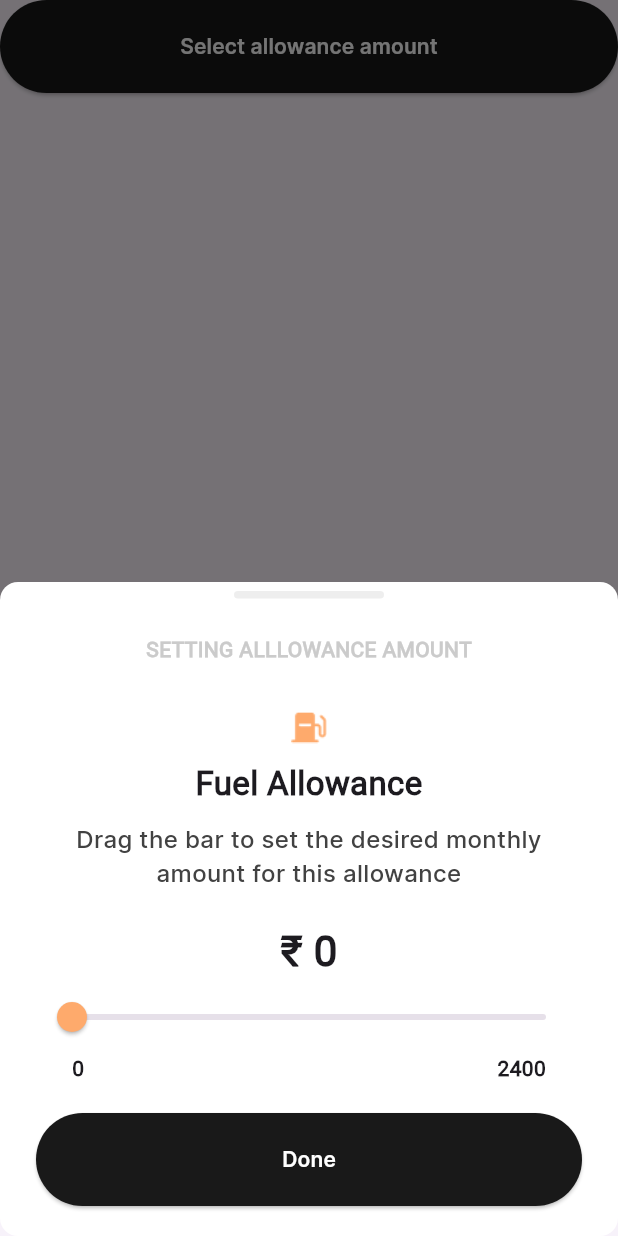
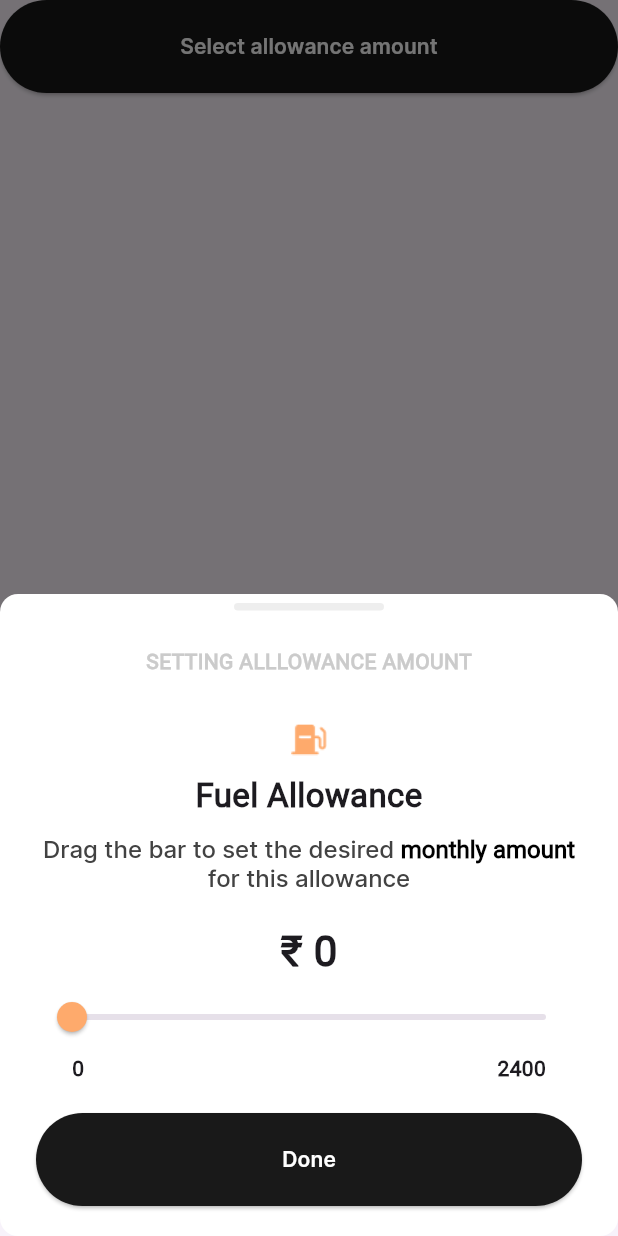
Before and after one commit to RupaMishra/assingment, a Flutter app: the MyBottomSheet widget shown alone on an empty page, opened directly with sample values from the repository, after a tap on "Select allowance amount", on a phone screen of 412 x 824 dp. Run offline on Flutter 3.47's test engine with Material 3 defaults, Android fonts, the phone set to English and light mode, and no system bars; our stand-ins replace fluttertoast.

Commit message:
1) small changes in texts

```diff
--- a/lib/widgets/my_bottom_sheet.dart
+++ b/lib/widgets/my_bottom_sheet.dart
@@ -66,11 +66,23 @@
                           const SizedBox(height: 10,),
                           Text(data.title,textAlign:TextAlign.center,style: TextStyle(fontSize: 22,fontWeight: FontWeight.w600,fontFamily: 'Roboto'),),
                           const SizedBox(height: 10,),
-                          Text(
-                            "Drag the bar to set the desired monthly amount for this allowance",
+                          RichText(
                             textAlign: TextAlign.center,
-                            style:TextStyle(fontSize: 16,fontFamily: 'Inter',fontWeight: FontWeight.w500,color: Colors.grey[800]),
-                          ),
+                            text: TextSpan(
+                              style: TextStyle(fontSize: 16,fontWeight: FontWeight.w500,fontFamily: 'Inter',color: Colors.grey[800]),
+                              children: const [
+                                TextSpan(
+                                  text: "Drag the bar to set the desired "
+                                ),
+                                TextSpan(
+                                  text: "monthly amount ",
+                                  style: TextStyle(color: Colors.black,fontWeight: FontWeight.w600),
+                                ),
+                                TextSpan(
+                                    text: "for this allowance"
+                                ),
+                              ]
+                          ),),
                           const SizedBox(height: 20,),
                           Text("\u20B9 $allocatedAmt",style: const TextStyle(fontSize: 28,fontWeight: FontWeight.w600,fontFamily: 'Roboto'),),
                           MySlider(currAllocatedAmt:currAllocatedAmt,allocatedAmt:allocatedAmt,data:data,index:index,onValueChanged: (value){
```
